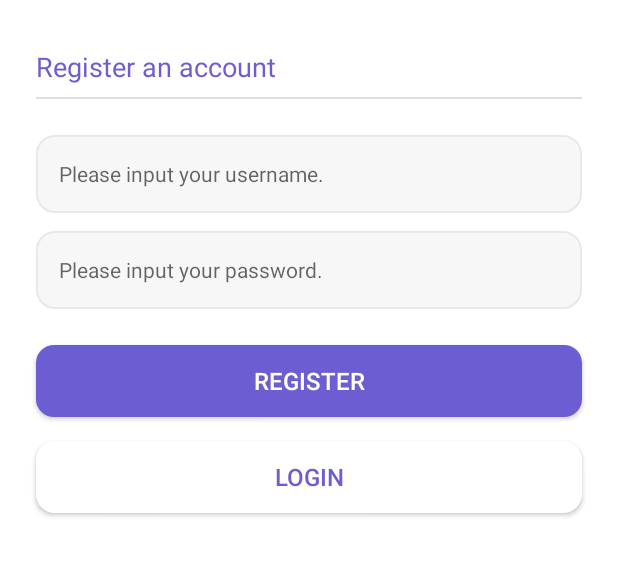
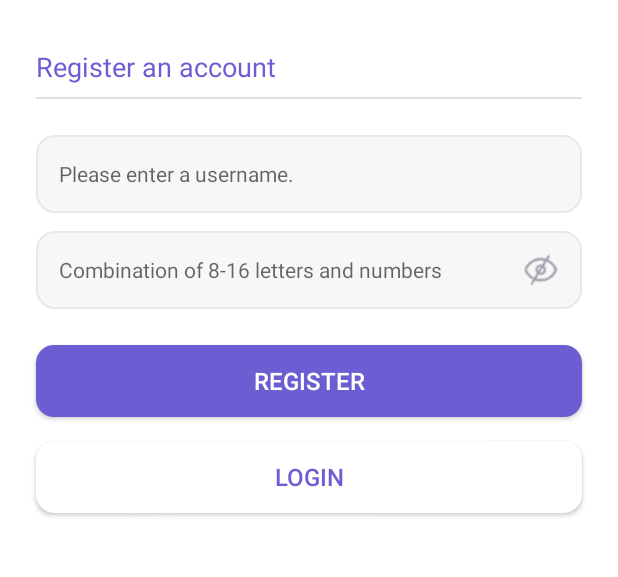
Before and after one commit to Joshlanuevo/tasksapp, an Android app: the RegisterActivity screen opened directly, with no data from a screen before it, on a phone screen of 412 x 824 dp, the part 289-866 px from its top. Run offline under Robolectric (Android 15) with nearby library versions, the phone set to English and light mode, and no system bars; our stand-ins replace Room's generated code.

Commit message:
modify register and login

```diff
--- a/app/src/main/res/layout/activity_register.xml
+++ b/app/src/main/res/layout/activity_register.xml
@@ -67,7 +67,7 @@
         android:paddingLeft="15dp"
         android:maxLength="16"
         android:textSize="14sp"
-        android:hint="@string/login_username_hint"
+        android:hint="@string/register_username_hint"
         android:background="@drawable/bg_et_login"
         app:layout_constraintLeft_toLeftOf="parent"
         app:layout_constraintRight_toRightOf="parent"
@@ -82,13 +82,24 @@
         android:layout_marginRight="24dp"
         android:background="@drawable/bg_et_login"
         android:drawablePadding="10dp"
-        android:hint="@string/login_password_hint"
+        android:hint="@string/register_password_hint"
         android:inputType="textPassword"
         android:paddingStart="15dp"
         android:textSize="14sp"
         app:layout_constraintLeft_toLeftOf="parent"
         app:layout_constraintRight_toRightOf="parent"
         app:layout_constraintTop_toBottomOf="@id/etUsername" />
+
+    <ImageView
+        android:id="@+id/pwdState"
+        android:layout_width="24dp"
+        android:layout_height="24dp"
+        android:layout_marginLeft="20dp"
+        android:layout_marginRight="15dp"
+        android:src="@drawable/ic_pwd_close"
+        app:layout_constraintBottom_toBottomOf="@id/etPassword"
+        app:layout_constraintRight_toRightOf="@id/etPassword"
+        app:layout_constraintTop_toTopOf="@id/etPassword" />
 
     <Button
         android:id="@+id/btnRegister"
--- a/app/src/main/res/values/strings.xml
+++ b/app/src/main/res/values/strings.xml
@@ -3,4 +3,6 @@
     <string name="app_desc">Tasks make you life organized</string>
     <string name="login_username_hint">Please input your username.</string>
     <string name="login_password_hint">Please input your password.</string>
+    <string name="register_username_hint">Please enter a username.</string>
+    <string name="register_password_hint">Combination of 8-16 letters and numbers</string>
 </resources>
```
Also changed, not shown: app/src/main/java/com/vancoding/tasksapp/ui/LoginActivity.kt (+22 -0 lines), app/src/main/java/com/vancoding/tasksapp/ui/RegisterActivity.kt (+22 -0 lines), app/src/main/res/layout/activity_login.xml (+11 -0 lines), app/src/main/res/drawable-xxxhdpi/ic_pwd_close.png (added), app/src/main/res/drawable-xxxhdpi/ic_pwd_open.png (added), 4 other files.
